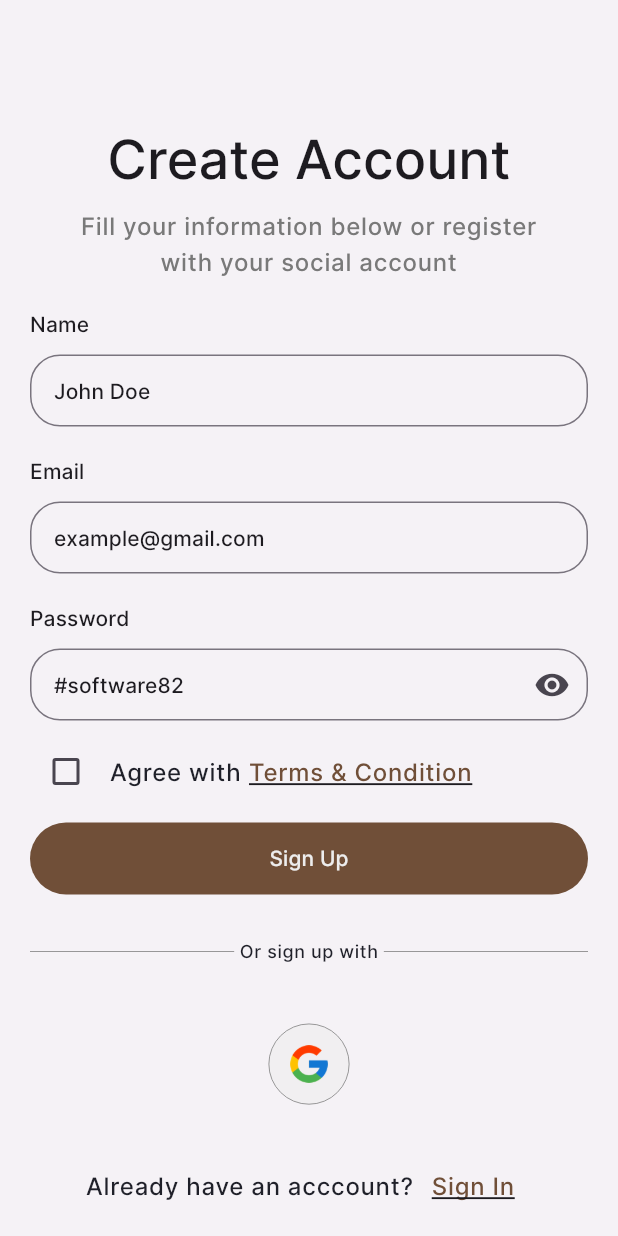
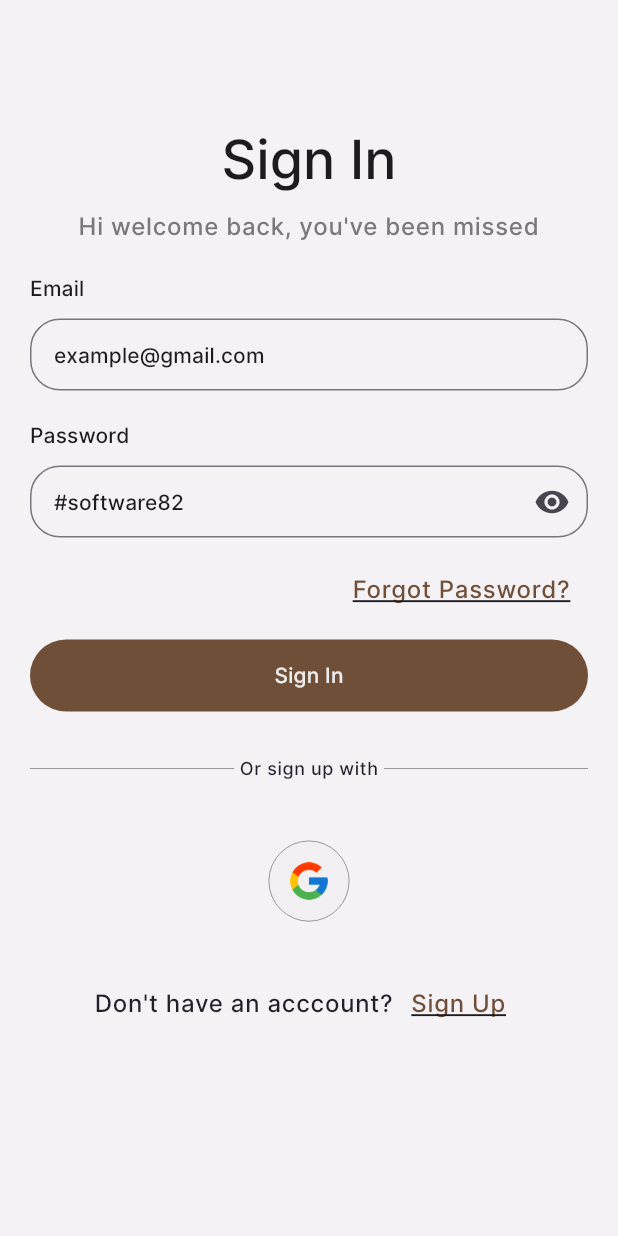
Before and after one commit to hello-favour/smart-closet, a Flutter app: the SignUp screen opened directly, after a tap on "Sign In", on a phone screen of 412 x 824 dp. Run offline on Flutter 3.47's test engine with Material 3 defaults, Android fonts, the light colour scheme and no system bars; our stand-ins replace firebase_core, flutter_riverpod, flutter_screenutil, flutter_svg, toastification; accounts and stored records are empty.

Commit message:
added sign in and new password screen

```diff
--- a/lib/features/authentication/presentation/authentication/pages/sign_in.dart
+++ b/lib/features/authentication/presentation/authentication/pages/sign_in.dart
@@ -50,23 +50,6 @@ class _SignInState extends ConsumerState<SignIn> {
                 Align(
                   alignment: Alignment.centerLeft,
                   child: SmartTexts.subtitleButton(
-                    "Name",
-                    context,
-                  ),
-                ),
-                const SizedBox(
-                  height: AppSpacings.elementSpacing,
-                ),
-                const SmartTextField(
-                  title: 'John Doe',
-                  textInputType: TextInputType.name,
-                ),
-                const SizedBox(
-                  height: AppSpacings.cardPadding,
-                ),
-                Align(
-                  alignment: Alignment.centerLeft,
-                  child: SmartTexts.subtitleButton(
                     "Email",
                     context,
                   ),
@@ -104,23 +87,18 @@ class _SignInState extends ConsumerState<SignIn> {
                   height: AppSpacings.elementSpacing,
                 ),
                 Row(
+                  mainAxisAlignment: MainAxisAlignment.end,
                   children: [
-                    Checkbox(
-                      value: checkMark,
-                      onChanged: (value) {},
-                    ),
-                    const SizedBox(width: 5),
-                    SmartTexts.bodyText(
-                      "Agree with",
-                      context,
-                      color: AppColors.black,
-                    ),
-                    const SizedBox(width: 5),
-                    SmartTexts.bodyText(
-                      "Terms & Condition",
-                      context,
-                      textDecoration: TextDecoration.underline,
-                      color: AppColors.primaryColor,
+                    TextButton(
+                      onPressed: () {
+                        Navigator.pushNamed(context, "/new password");
+                      },
+                      child: SmartTexts.bodyText(
+                        "Forgot Password?",
+                        context,
+                        textDecoration: TextDecoration.underline,
+                        color: AppColors.primaryColor,
+                      ),
                     ),
                   ],
                 ),
@@ -128,7 +106,7 @@ class _SignInState extends ConsumerState<SignIn> {
                   height: AppSpacings.elementSpacing,
                 ),
                 SmartPrimaryButton(
-                  title: "Sign Up",
+                  title: "Sign In",
                   onPressedButton: () {},
                 ),
                 const SizedBox(
@@ -184,14 +162,14 @@ class _SignInState extends ConsumerState<SignIn> {
                   mainAxisAlignment: MainAxisAlignment.center,
                   children: [
                     SmartTexts.bodyText(
-                      "Already have an acccount?",
+                      "Don't have an acccount?",
                       context,
                       color: AppColors.black,
                     ),
                     TextButton(
                       onPressed: () {},
                       child: SmartTexts.bodyText(
-                        "Sign In",
+                        "Sign Up",
                         context,
                         color: AppColors.primaryColor,
                         textDecoration: TextDecoration.underline,
--- a/lib/features/authentication/presentation/authentication/pages/sign_up.dart
+++ b/lib/features/authentication/presentation/authentication/pages/sign_up.dart
@@ -189,7 +189,9 @@ class _SignUpState extends ConsumerState<SignUp> {
                       color: AppColors.black,
                     ),
                     TextButton(
-                      onPressed: () {},
+                      onPressed: () {
+                        Navigator.pushNamed(context, "/sign in");
+                      },
                       child: SmartTexts.bodyText(
                         "Sign In",
                         context,
--- a/lib/router/app_router.dart
+++ b/lib/router/app_router.dart
@@ -1,4 +1,6 @@
 import 'package:flutter/material.dart';
+import 'package:smart_closet/features/authentication/presentation/authentication/pages/new_password.dart';
+import 'package:smart_closet/features/authentication/presentation/authentication/pages/sign_in.dart';
 import 'package:smart_closet/features/authentication/presentation/authentication/pages/sign_up.dart';
 import 'package:smart_closet/features/onbaording/pages/get_started.dart';
 import 'package:smart_closet/features/onbaording/pages/onboard_screen.dart';
@@ -15,6 +17,10 @@ class AppRouter {
         return MaterialPageRoute(builder: (context) => const OnboardScreen());
       case "/sign up":
         return MaterialPageRoute(builder: (context) => const SignUp());
+      case "/sign in":
+        return MaterialPageRoute(builder: (context) => const SignIn());
+      case "/new password":
+        return MaterialPageRoute(builder: (context) => const NewPassword());
       default:
         return null;
     }
```
Also changed, not shown: lib/features/authentication/presentation/authentication/pages/new_password.dart (added, +104 -0 lines).
